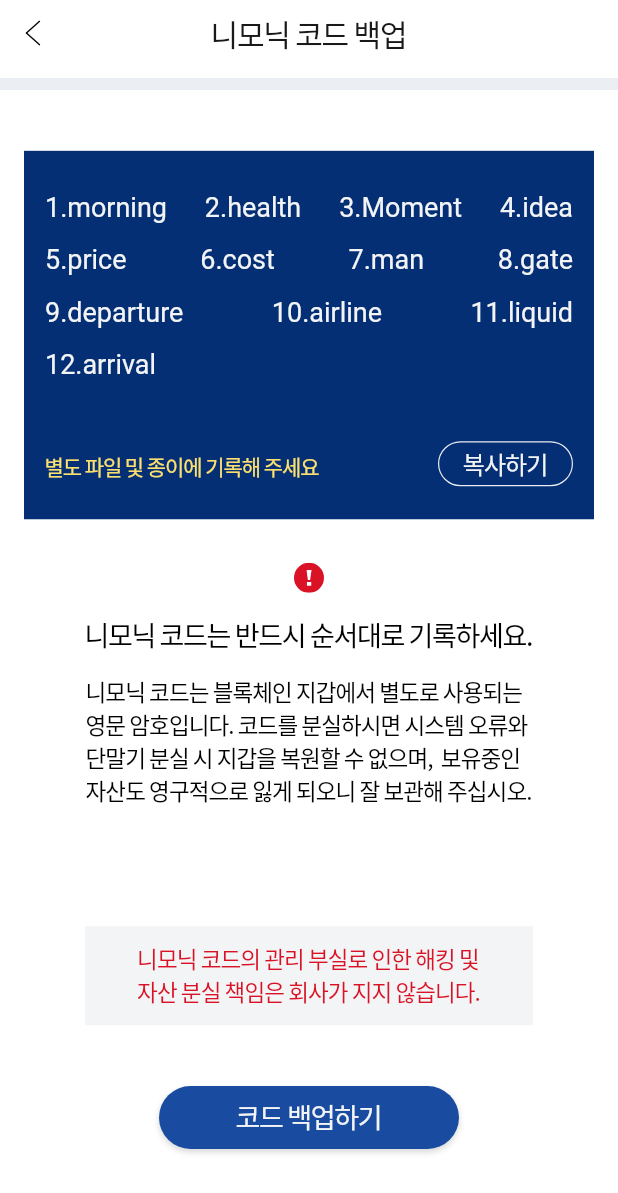
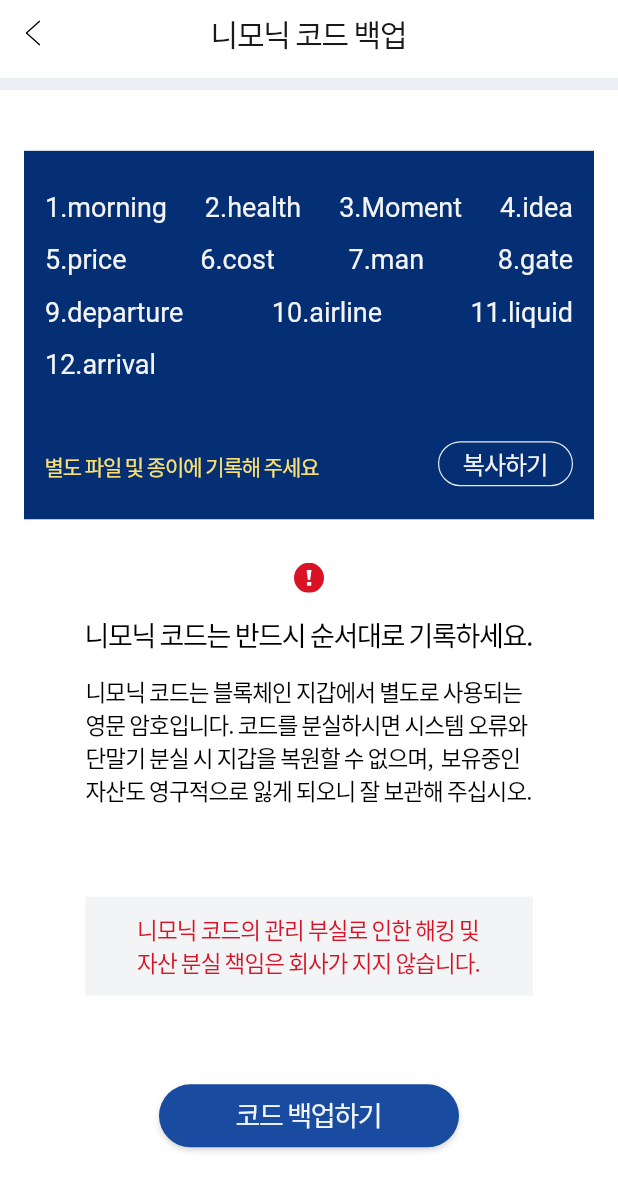
Before and after one commit to dddog/road_mempany, a Flutter app: the MnemonicCodeScreen screen opened directly, on a phone screen of 412 x 824 dp. Shown: the top 1193 px of the screen. Run offline on Flutter 3.47's test engine with Material 2 defaults, Android fonts, the phone set to English and light mode, and no system bars; our stand-ins replace dots_indicator, flutter_svg, google_fonts; Roboto replaces fonts that are missing (Noto Sans CJK KR).

Commit message:
니모닉코드백업 화면 : 여백 수정

```diff
--- a/lib/screens/mnemonic/mnemonic_code_screen.dart
+++ b/lib/screens/mnemonic/mnemonic_code_screen.dart
@@ -150,17 +150,19 @@ class _MnemonicCodeScreenState extends State<MnemonicCodeScreen> {
               ),
             ),
 
-            SizedBox(
-              height: _height * 0.0492,
-            ),
+            // SizedBox(
+            //   height: _height * 0.0492,
+            // ),
+            const Spacer(),
 
             const EnableButton(
               text: '코드 백업하기',
             ),
 
-            SizedBox(
-              height: _height * 0.0704,
-            ),
+            // SizedBox(
+            //   height: _height * 0.0704,
+            // ),
+            const Spacer(),
           ],
         ),
       ),
```
